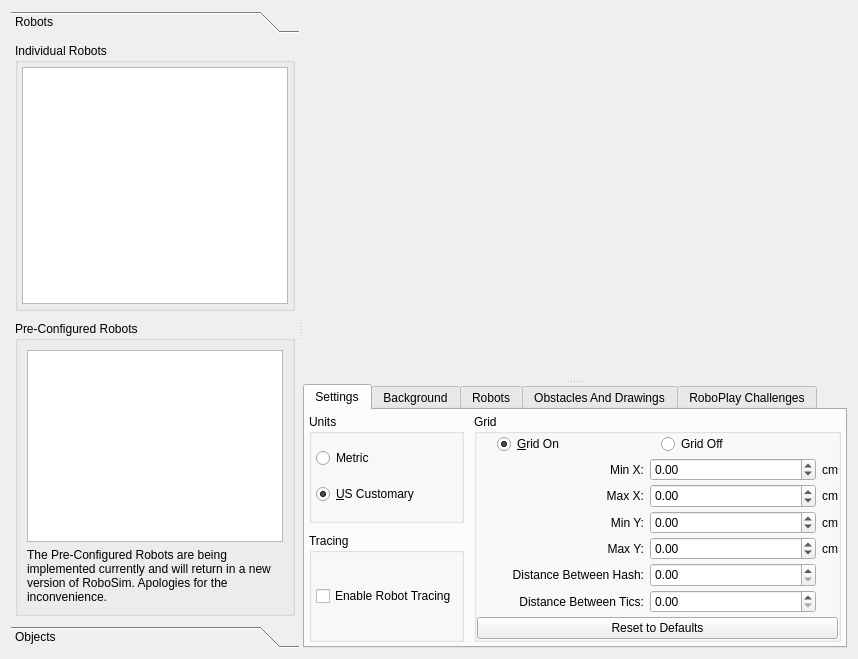
Qt form forms/robosimwidget.ui (gucwakj/RoboSim) before a commit.
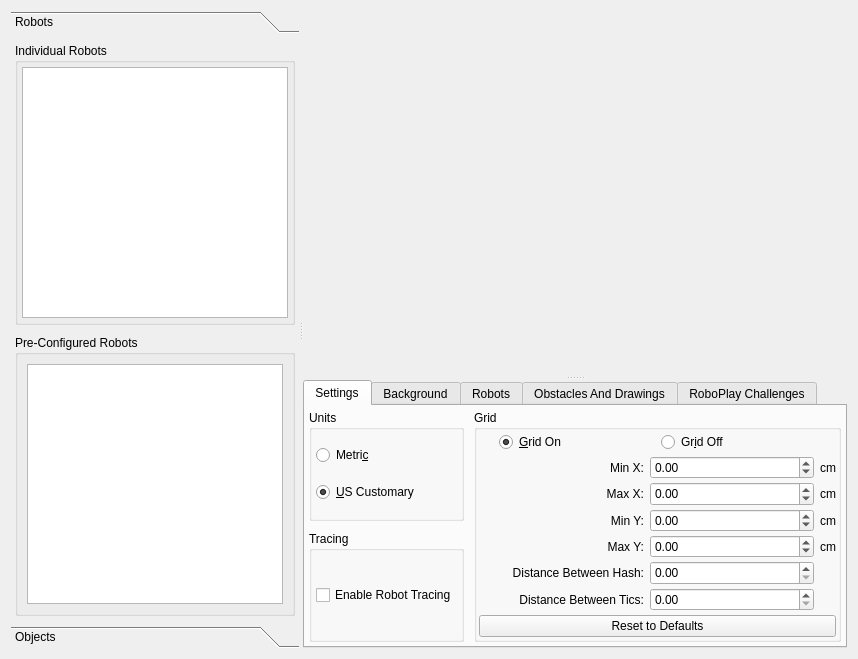
The same form after that commit. The open tabs and pages were chosen to show the change. Custom widgets are drawn as their Qt base class.

Patch:
```diff
--- a/forms/robosimwidget.ui
+++ b/forms/robosimwidget.ui
@@ -141,16 +141,19 @@
                  </size>
                 </property>
                 <property name="textElideMode">
-                 <enum>Qt::ElideRight</enum>
+                 <enum>Qt::ElideLeft</enum>
+                </property>
+                <property name="verticalScrollMode">
+                 <enum>QAbstractItemView::ScrollPerPixel</enum>
                 </property>
                 <property name="movement">
                  <enum>QListView::Static</enum>
                 </property>
                 <property name="flow">
-                 <enum>QListView::LeftToRight</enum>
+                 <enum>QListView::TopToBottom</enum>
                 </property>
                 <property name="isWrapping" stdset="0">
-                 <bool>true</bool>
+                 <bool>false</bool>
                 </property>
                 <property name="resizeMode">
                  <enum>QListView::Adjust</enum>
@@ -159,12 +162,12 @@
                  <enum>QListView::SinglePass</enum>
                 </property>
                 <property name="spacing">
-                 <number>4</number>
+                 <number>6</number>
                 </property>
                 <property name="gridSize">
                  <size>
-                  <width>150</width>
-                  <height>68</height>
+                  <width>200</width>
+                  <height>75</height>
                  </size>
                 </property>
                 <property name="viewMode">
@@ -241,16 +244,19 @@
                  </size>
                 </property>
                 <property name="textElideMode">
-                 <enum>Qt::ElideRight</enum>
+                 <enum>Qt::ElideLeft</enum>
+                </property>
+                <property name="verticalScrollMode">
+                 <enum>QAbstractItemView::ScrollPerPixel</enum>
                 </property>
                 <property name="movement">
                  <enum>QListView::Static</enum>
                 </property>
                 <property name="flow">
-                 <enum>QListView::LeftToRight</enum>
+                 <enum>QListView::TopToBottom</enum>
                 </property>
                 <property name="isWrapping" stdset="0">
-                 <bool>true</bool>
+                 <bool>false</bool>
                 </property>
                 <property name="resizeMode">
                  <enum>QListView::Adjust</enum>
@@ -259,12 +265,12 @@
                  <enum>QListView::SinglePass</enum>
                 </property>
                 <property name="spacing">
-                 <number>4</number>
+                 <number>6</number>
                 </property>
                 <property name="gridSize">
                  <size>
-                  <width>150</width>
-                  <height>68</height>
+                  <width>200</width>
+                  <height>75</height>
                  </size>
                 </property>
                 <property name="viewMode">
@@ -281,25 +287,6 @@
                 </property>
                </widget>
               </item>
-              <item>
-               <widget class="QLabel" name="label">
-                <property name="sizePolicy">
-                 <sizepolicy hsizetype="Preferred" vsizetype="Preferred">
-                  <horstretch>0</horstretch>
-                  <verstretch>0</verstretch>
-                 </sizepolicy>
-                </property>
-                <property name="text">
-                 <string>&lt;html&gt;&lt;head/&gt;&lt;body&gt;&lt;p&gt;The Pre-Configured Robots are being implemented currently and will return in a new version of RoboSim.  Apologies for the inconvenience.&lt;/p&gt;&lt;/body&gt;&lt;/html&gt;</string>
-                </property>
-                <property name="alignment">
-                 <set>Qt::AlignLeading|Qt::AlignLeft|Qt::AlignVCenter</set>
-                </property>
-                <property name="wordWrap">
-                 <bool>true</bool>
-                </property>
-               </widget>
-              </item>
              </layout>
             </widget>
            </item>
@@ -672,7 +659,7 @@
                    <string>Use Metric Units</string>
                   </property>
                   <property name="text">
-                   <string>Metric</string>
+                   <string>Metri&amp;c</string>
                   </property>
                   <property name="checked">
                    <bool>false</bool>
@@ -756,16 +743,16 @@
                <number>4</number>
               </property>
               <property name="leftMargin">
-               <number>0</number>
+               <number>2</number>
               </property>
               <property name="topMargin">
-               <number>0</number>
+               <number>2</number>
               </property>
               <property name="rightMargin">
-               <number>0</number>
+               <number>2</number>
               </property>
               <property name="bottomMargin">
-               <number>0</number>
+               <number>2</number>
               </property>
               <item>
                <layout class="QHBoxLayout" name="layout_grid_toggle">
@@ -809,7 +796,7 @@
                    <string>Disable the Grid</string>
                   </property>
                   <property name="text">
-                   <string>Grid Off</string>
+                   <string>Gr&amp;id Off</string>
                   </property>
                   <property name="checked">
                    <bool>false</bool>
```
Left out of the diff: 39 changed lines with no effect on the pictures.
